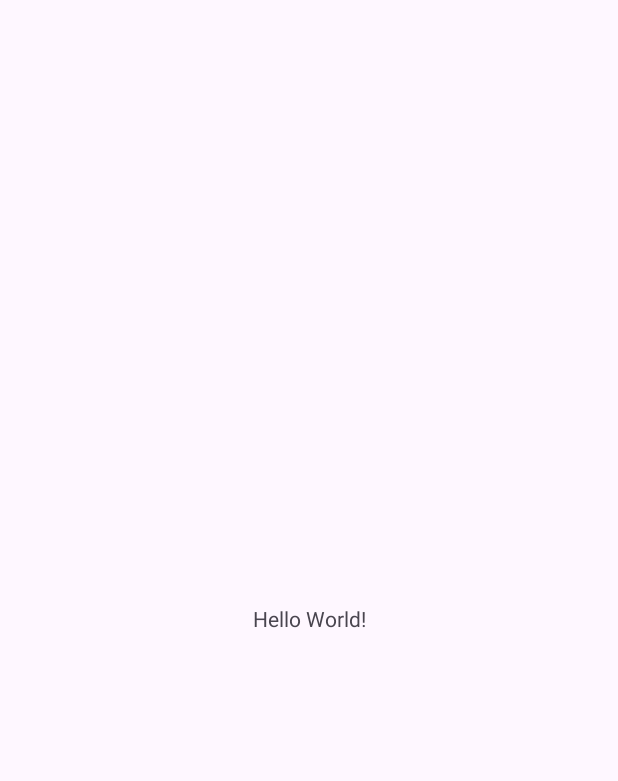
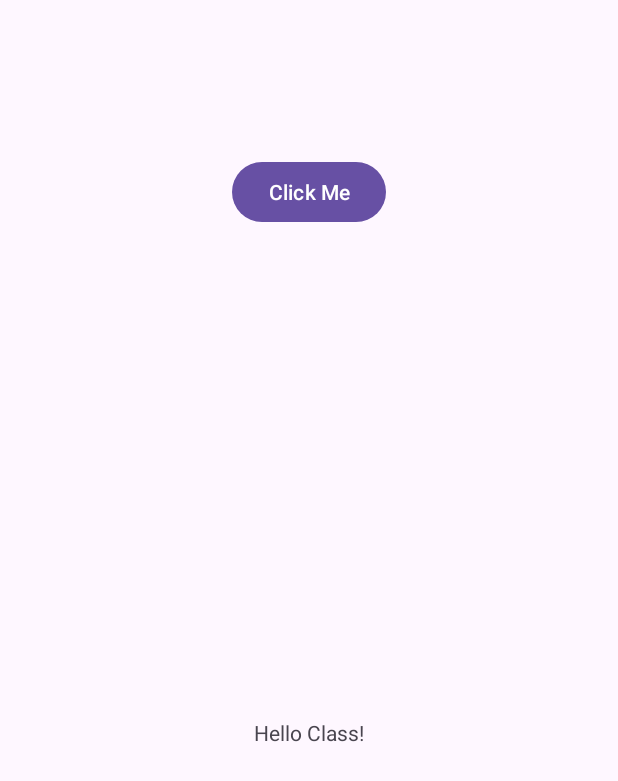
Before and after one commit to DavidWhitlock/JoyOfCodingWinter2025, an Android app: the screen it shows after launch (MainActivity), on a phone screen of 412 x 824 dp. Before the commit the part shown is almost empty. Shown: the top 781 px of the screen. Run offline under Robolectric (Android 15) with nearby library versions, the phone set to English and light mode, and no system bars.

Commit message:
Added a button and extract some strings into resources.

```diff
--- a/airline-android/app/build.gradle
+++ b/airline-android/app/build.gradle
@@ -4,7 +4,7 @@ plugins {
 
 android {
     namespace 'edu.pdx.cs.joy.whitlock'
-    compileSdk 34
+    compileSdk 35
 
     defaultConfig {
         applicationId "edu.pdx.cs.joy.whitlock"
--- a/airline-android/app/src/main/res/layout/activity_main.xml
+++ b/airline-android/app/src/main/res/layout/activity_main.xml
@@ -10,8 +10,18 @@
     <TextView
         android:layout_width="wrap_content"
         android:layout_height="wrap_content"
-        android:text="Hello World!"
+        android:text="@string/hello_class"
         app:layout_constraintBottom_toBottomOf="parent"
+        app:layout_constraintEnd_toEndOf="parent"
+        app:layout_constraintStart_toStartOf="parent"
+        app:layout_constraintTop_toBottomOf="@+id/button" />
+
+    <Button
+        android:id="@+id/button"
+        android:layout_width="wrap_content"
+        android:layout_height="wrap_content"
+        android:layout_marginTop="104dp"
+        android:text="@string/click_me"
         app:layout_constraintEnd_toEndOf="parent"
         app:layout_constraintStart_toStartOf="parent"
         app:layout_constraintTop_toTopOf="parent" />
--- a/airline-android/app/src/main/res/values/strings.xml
+++ b/airline-android/app/src/main/res/values/strings.xml
@@ -1,3 +1,5 @@
 <resources>
     <string name="app_name">Airline</string>
+    <string name="hello_class">Hello Class!</string>
+    <string name="click_me">Click Me</string>
 </resources>
```
